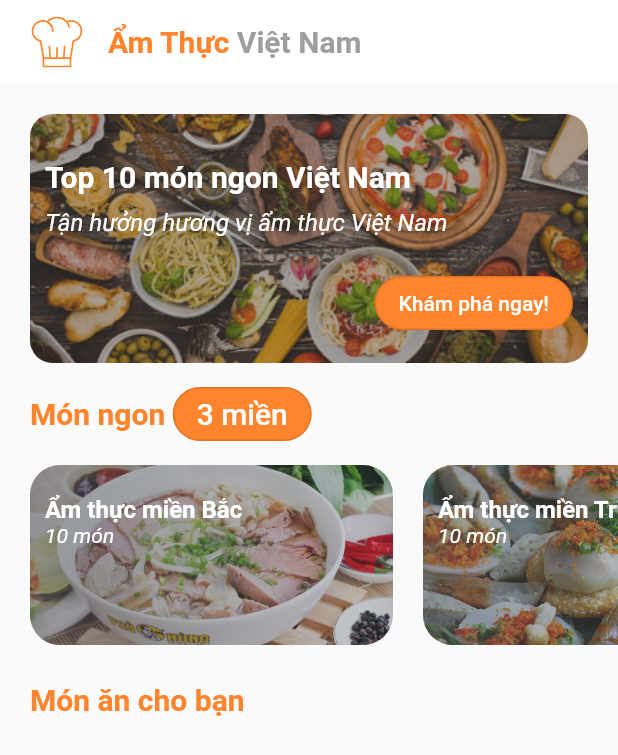
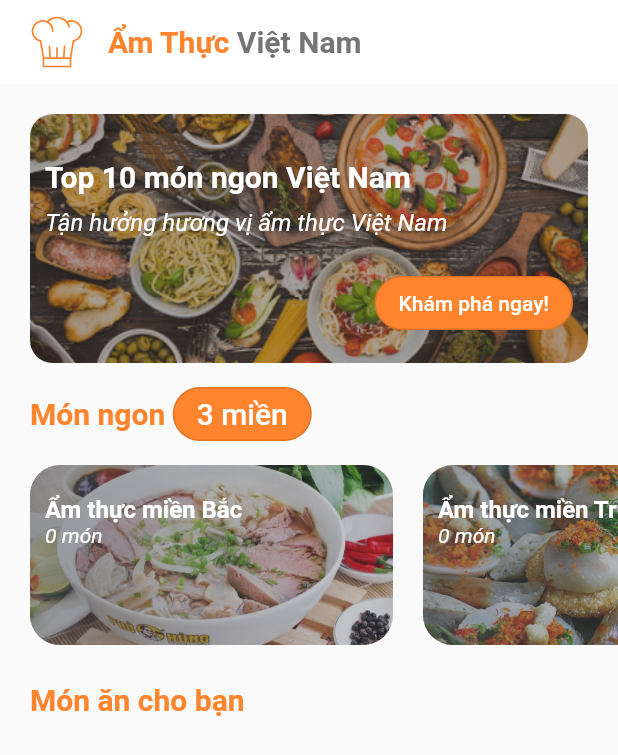
Before and after one commit to KSB-tqk/Vietnamese_Cuisines_App, a Flutter app: the HomeMainScreen screen opened by its route, on a phone screen of 412 x 824 dp. Shown: the top 755 px of the screen. Run offline on Flutter 3.47's test engine with Material 2 defaults, Android fonts, the phone set to English and light mode, and no system bars; our stand-ins replace bottom_navy_bar, cloud_firestore, firebase_auth, firebase_core, flutter_spinkit, flutter_svg and 6 more; accounts and stored records are empty.

Commit message:
chinh sua UI

```diff
--- /dev/null
+++ b/lib/components/reccommend.dart
@@ -0,0 +1,15 @@
+class ReccommendFood {
+  List<String> listReccommend;
+
+  ReccommendFood({this.listReccommend});
+
+  ReccommendFood.fromJson(Map<String, dynamic> json) {
+    listReccommend = json['ListReccommend'].cast<String>();
+  }
+
+  Map<String, dynamic> toJson() {
+    final Map<String, dynamic> data = new Map<String, dynamic>();
+    data['ListReccommend'] = this.listReccommend;
+    return data;
+  }
+}
--- a/lib/screens/home_screens/components_homescreen/body_homescreen.dart
+++ b/lib/screens/home_screens/components_homescreen/body_homescreen.dart
@@ -16,7 +16,7 @@ class BodyHomeScreen extends StatefulWidget {
 class _BodyHomeScreenState extends State<BodyHomeScreen> {
   @override
   Widget build(BuildContext context) {
-    FoodNotifier topSouthFoodNotifier = Provider.of<FoodNotifier>(context);
+    FoodNotifier reccommendFoodNotifier = Provider.of<FoodNotifier>(context);
     Size size = MediaQuery.of(context).size;
     return SingleChildScrollView(
       physics: const AlwaysScrollableScrollPhysics(),
@@ -54,9 +54,9 @@ class _BodyHomeScreenState extends State<BodyHomeScreen> {
             child: ListView.builder(
               shrinkWrap: true,
               physics: const NeverScrollableScrollPhysics(),
-              itemCount: topSouthFoodNotifier.southFoodList.length,
+              itemCount: reccommendFoodNotifier.reccommendFoodList.length,
               itemBuilder: (BuildContext context, int index) {
-                final i = topSouthFoodNotifier.southFoodList[index];
+                final i = reccommendFoodNotifier.reccommendFoodList[index];
                 return FoodItem(
                   food: i,
                 );
--- a/lib/screens/home_screens/screens/home_main_screen.dart
+++ b/lib/screens/home_screens/screens/home_main_screen.dart
@@ -36,7 +36,8 @@ class _HomeMainScreenState extends State<HomeMainScreen> {
             children: [
               TextSpan(
                   text: "Ẩm Thực ", style: TextStyle(color: Color(0xFFFE842D))),
-              TextSpan(text: "Việt Nam", style: TextStyle(color: Colors.grey)),
+              TextSpan(
+                  text: "Việt Nam", style: TextStyle(color: Colors.grey[600])),
             ],
           ),
         ),
--- a/lib/screens/home_screens/three_side_food/widget/top_delicious_three_side.dart
+++ b/lib/screens/home_screens/three_side_food/widget/top_delicious_three_side.dart
@@ -1,9 +1,11 @@
 import 'package:flutter/material.dart';
 import 'package:flutter_app_test/components/constants.dart';
+import 'package:flutter_app_test/notifier/food_notifier.dart';
 import 'package:flutter_app_test/screens/home_screens/three_side_food/details_three_side_food/detail_middle_food.dart';
 import 'package:flutter_app_test/screens/home_screens/three_side_food/details_three_side_food/detail_north_food.dart';
 import 'package:flutter_app_test/screens/home_screens/three_side_food/details_three_side_food/detail_south_food.dart';
 import 'package:flutter_app_test/screens/home_screens/three_side_food/widget/food_three_side_card.dart';
+import 'package:provider/provider.dart';
 
 class TopDeliciousThreeSide extends StatelessWidget {
   const TopDeliciousThreeSide({
@@ -12,6 +14,7 @@ class TopDeliciousThreeSide extends StatelessWidget {
 
   @override
   Widget build(BuildContext context) {
+    final food = Provider.of<FoodNotifier>(context);
     return Column(
       children: <Widget>[
         Padding(
@@ -53,7 +56,7 @@ class TopDeliciousThreeSide extends StatelessWidget {
               FoodThreeSideCard(
                 nameSide: "Ẩm thực miền Bắc",
                 imageSide: "assets/images/top_mien_bac.png",
-                numberOfFood: 10,
+                numberOfFood: food.northFoodList.length,
                 press: () {
                   Navigator.pushNamed(context, TopNorthFood.id);
                 },
@@ -61,7 +64,7 @@ class TopDeliciousThreeSide extends StatelessWidget {
               FoodThreeSideCard(
                 nameSide: "Ẩm thực miền Trung",
                 imageSide: "assets/images/top_mien_trung.png",
-                numberOfFood: 10,
+                numberOfFood: food.middleFoodList.length,
                 press: () {
                   Navigator.pushNamed(context, TopMiddleFood.id);
                 },
@@ -69,7 +72,7 @@ class TopDeliciousThreeSide extends StatelessWidget {
               FoodThreeSideCard(
                 nameSide: "Ẩm thực miền Nam",
                 imageSide: "assets/images/top_mien_nam.png",
-                numberOfFood: 10,
+                numberOfFood: food.southFoodList.length,
                 press: () {
                   Navigator.pushNamed(context, TopSouthFood.id);
                 },
--- a/lib/screens/login/screens/login.dart
+++ b/lib/screens/login/screens/login.dart
@@ -56,9 +56,8 @@ class _LoginScreenState extends State<LoginScreen> {
                             ),
                             children: [
                               TextSpan(
-                                text: isSignUpScreen
-                                    ? " to Vie Cooking"
-                                    : " Back",
+                                text:
+                                    isSignUpScreen ? " to Vcuisines" : " Back",
                                 style: TextStyle(
                                   fontSize: 30,
                                   fontWeight: FontWeight.bold,
--- a/pubspec.yaml
+++ b/pubspec.yaml
@@ -43,6 +43,7 @@ dependencies:
   rflutter_alert: ^2.0.2
   uuid: ^3.0.4
   image_picker: ^0.8.1
+  timeago: ^3.1.0
 
 dev_dependencies:
   flutter_test:
```
Also changed, not shown: lib/notifier/food_notifier.dart (+18 -0 lines), lib/screens/home_screens/components_homescreen/detail_food_screen.dart (+7 -7 lines), pubspec.lock.
